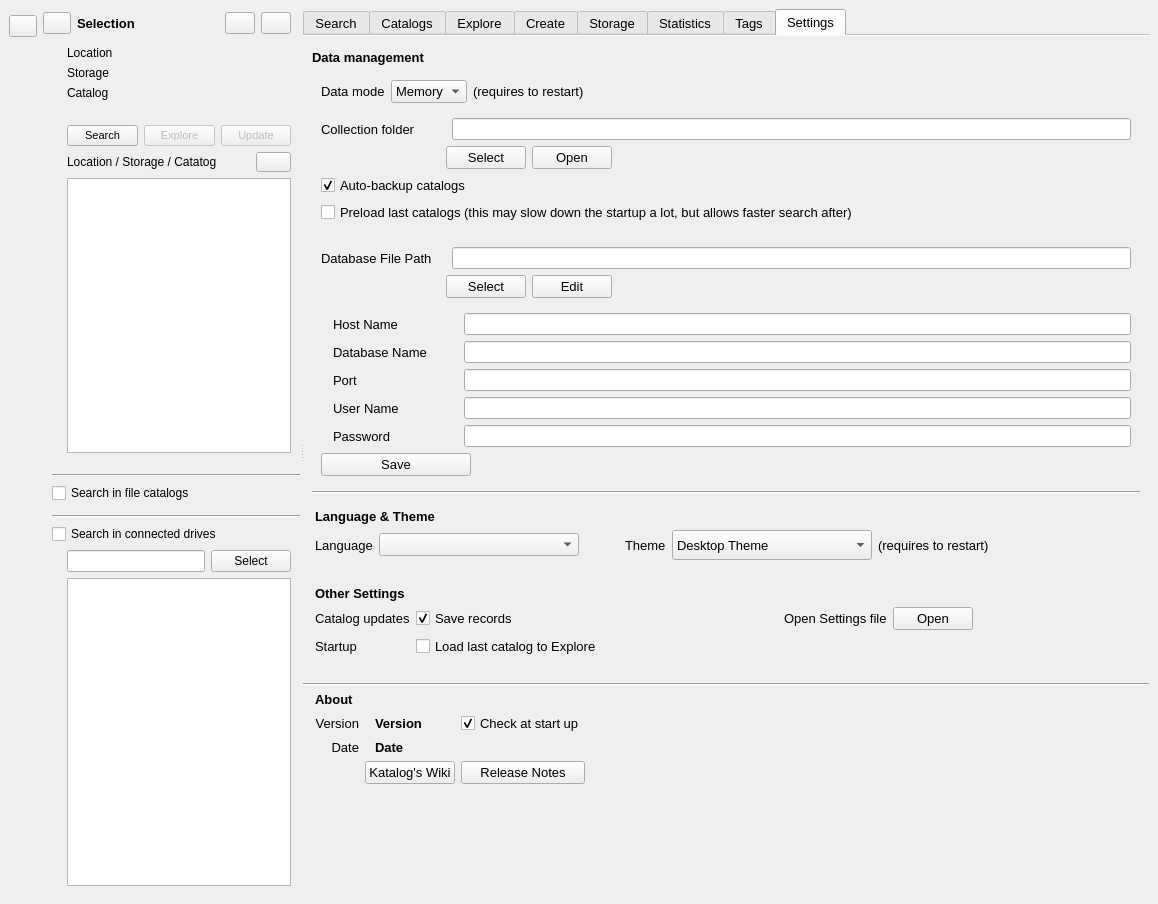
Before: the Qt Designer form mainwindow.ui in StephaneCouturier/Katalog, drawn with Qt 5.
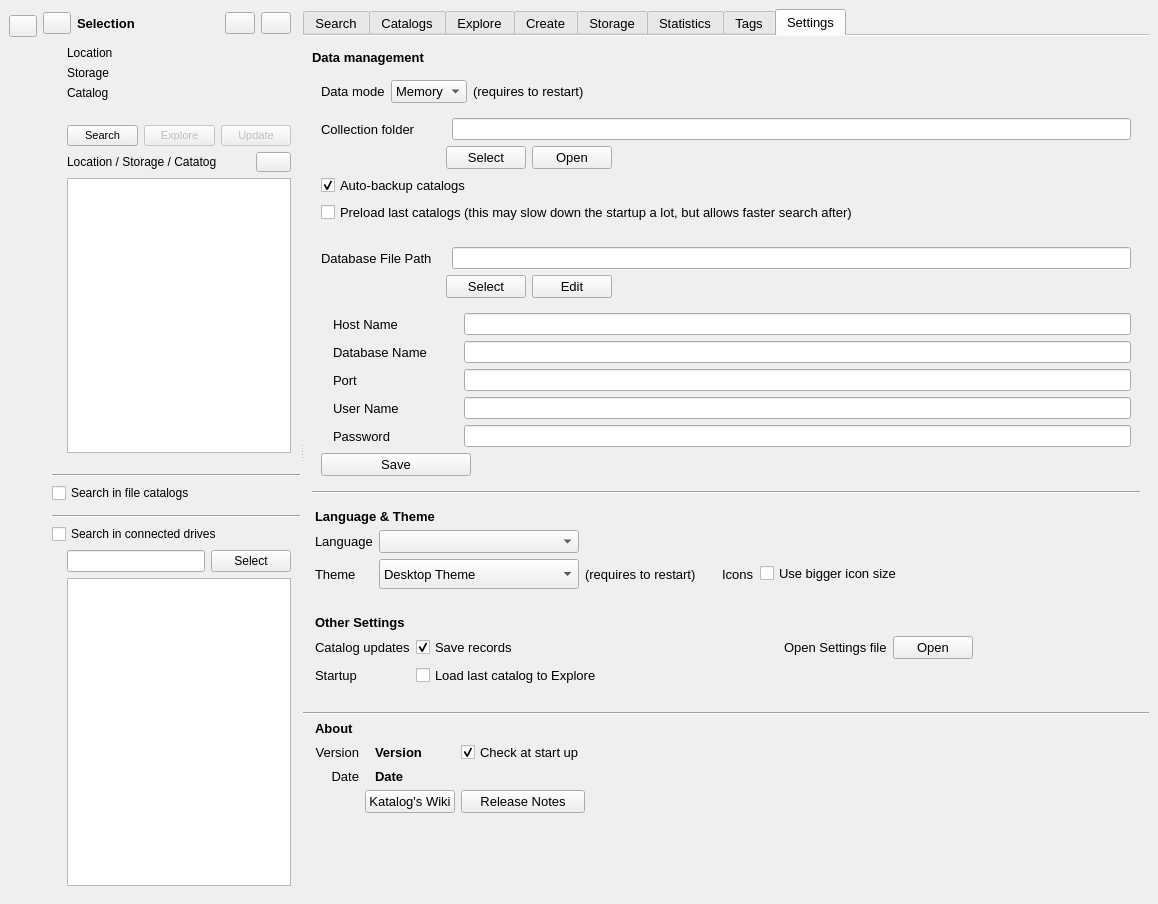
After: the same form once the commit is applied. The open tabs and pages were chosen to show the change. Icons and pictures are not drawn. Custom widgets are drawn as their Qt base class.

Patch:
```diff
--- a/mainwindow.ui
+++ b/mainwindow.ui
@@ -6776,8 +6776,8 @@
               </item>
               <item row="1" column="1">
                <layout class="QGridLayout" name="Settings_gridLayout_Settings_3">
-                <item row="0" column="0">
-                 <widget class="QLabel" name="Settings_label_Language">
+                <item row="1" column="4">
+                 <widget class="QLabel" name="Settings_label_IconSize">
                   <property name="font">
                    <font>
                     <pointsize>10</pointsize>
@@ -6785,47 +6785,11 @@
                    </font>
                   </property>
                   <property name="text">
-                   <string>Language</string>
+                   <string>Icons</string>
                   </property>
                  </widget>
                 </item>
-                <item row="0" column="1">
-                 <widget class="QComboBox" name="Settings_comboBox_Language">
-                  <property name="minimumSize">
-                   <size>
-                    <width>200</width>
-                    <height>0</height>
-                   </size>
-                  </property>
-                 </widget>
-                </item>
-                <item row="0" column="2">
-                 <spacer name="Settings_horizontalSpacer_13">
-                  <property name="orientation">
-                   <enum>Qt::Horizontal</enum>
-                  </property>
-                  <property name="sizeHint" stdset="0">
-                   <size>
-                    <width>40</width>
-                    <height>20</height>
-                   </size>
-                  </property>
-                 </spacer>
-                </item>
-                <item row="0" column="3">
-                 <widget class="QLabel" name="Settings_label_Theme">
-                  <property name="font">
-                   <font>
-                    <pointsize>10</pointsize>
-                    <bold>false</bold>
-                   </font>
-                  </property>
-                  <property name="text">
-                   <string>Theme</string>
-                  </property>
-                 </widget>
-                </item>
-                <item row="0" column="4">
+                <item row="1" column="1">
                  <widget class="QComboBox" name="Settings_comboBox_Theme">
                   <property name="minimumSize">
                    <size>
@@ -6853,18 +6817,96 @@
                   </item>
                  </widget>
                 </item>
+                <item row="1" column="0">
+                 <widget class="QLabel" name="Settings_label_Theme">
+                  <property name="font">
+                   <font>
+                    <pointsize>10</pointsize>
+                    <bold>false</bold>
+                   </font>
+                  </property>
+                  <property name="text">
+                   <string>Theme</string>
+                  </property>
+                 </widget>
+                </item>
+                <item row="0" column="1">
+                 <widget class="QComboBox" name="Settings_comboBox_Language">
+                  <property name="minimumSize">
+                   <size>
+                    <width>200</width>
+                    <height>0</height>
+                   </size>
+                  </property>
+                 </widget>
+                </item>
+                <item row="0" column="2">
+                 <spacer name="Settings_horizontalSpacer_13">
+                  <property name="orientation">
+                   <enum>Qt::Horizontal</enum>
+                  </property>
+                  <property name="sizeHint" stdset="0">
+                   <size>
+                    <width>40</width>
+                    <height>20</height>
+                   </size>
+                  </property>
+                 </spacer>
+                </item>
+                <item row="0" column="0">
+                 <widget class="QLabel" name="Settings_label_Language">
+                  <property name="font">
+                   <font>
+                    <pointsize>10</pointsize>
+                    <bold>false</bold>
+                   </font>
+                  </property>
+                  <property name="text">
+                   <string>Language</string>
+                  </property>
+                 </widget>
+                </item>
+                <item row="1" column="5">
+                 <widget class="QCheckBox" name="Settings_checkBox_BiggerIconSize">
+                  <property name="toolTip">
+                   <string>Keep records of files and size for Statistics</string>
+                  </property>
+                  <property name="text">
+                   <string>Use bigger icon size</string>
+                  </property>
+                  <property name="checked">
+                   <bool>false</bool>
+                  </property>
+                 </widget>
+                </item>
+                <item row="1" column="2">
+                 <widget class="QLabel" name="Settings_label_Theme_3">
+                  <property name="text">
+                   <string>(requires to restart)</string>
+                  </property>
+                  <property name="alignment">
+                   <set>Qt::AlignLeading|Qt::AlignLeft|Qt::AlignVCenter</set>
+                  </property>
+                 </widget>
+                </item>
+                <item row="1" column="3">
+                 <spacer name="Settings_horizontalSpacer_17">
+                  <property name="orientation">
+                   <enum>Qt::Horizontal</enum>
+                  </property>
+                  <property name="sizeType">
+                   <enum>QSizePolicy::Fixed</enum>
+                  </property>
+                  <property name="sizeHint" stdset="0">
+                   <size>
+                    <width>20</width>
+                    <height>20</height>
+                   </size>
+                  </property>
+                 </spacer>
+                </item>
                </layout>
               </item>
-              <item row="1" column="2">
-               <widget class="QLabel" name="Settings_label_Theme_3">
-                <property name="text">
-                 <string>(requires to restart)</string>
-                </property>
-                <property name="alignment">
-                 <set>Qt::AlignLeading|Qt::AlignLeft|Qt::AlignVCenter</set>
-                </property>
-               </widget>
-              </item>
               <item row="0" column="1">
                <widget class="QLabel" name="Settings_label_Settings_2">
                 <property name="font">
```
Left out of the diff: 24 changed lines with no effect on the pictures.
